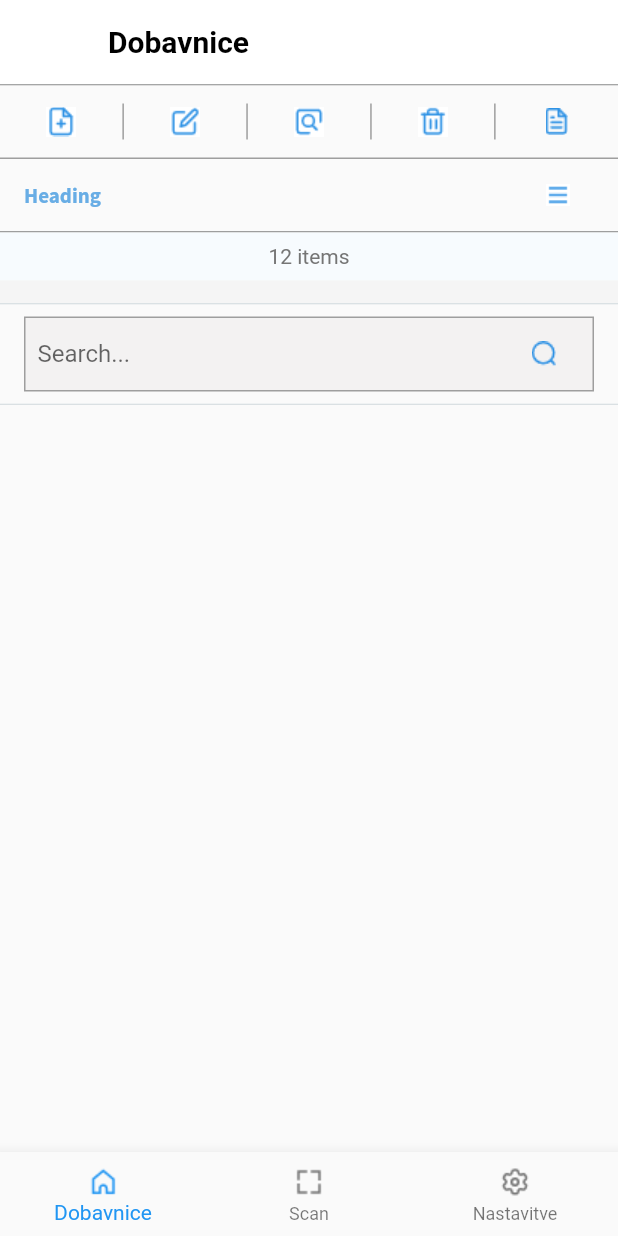
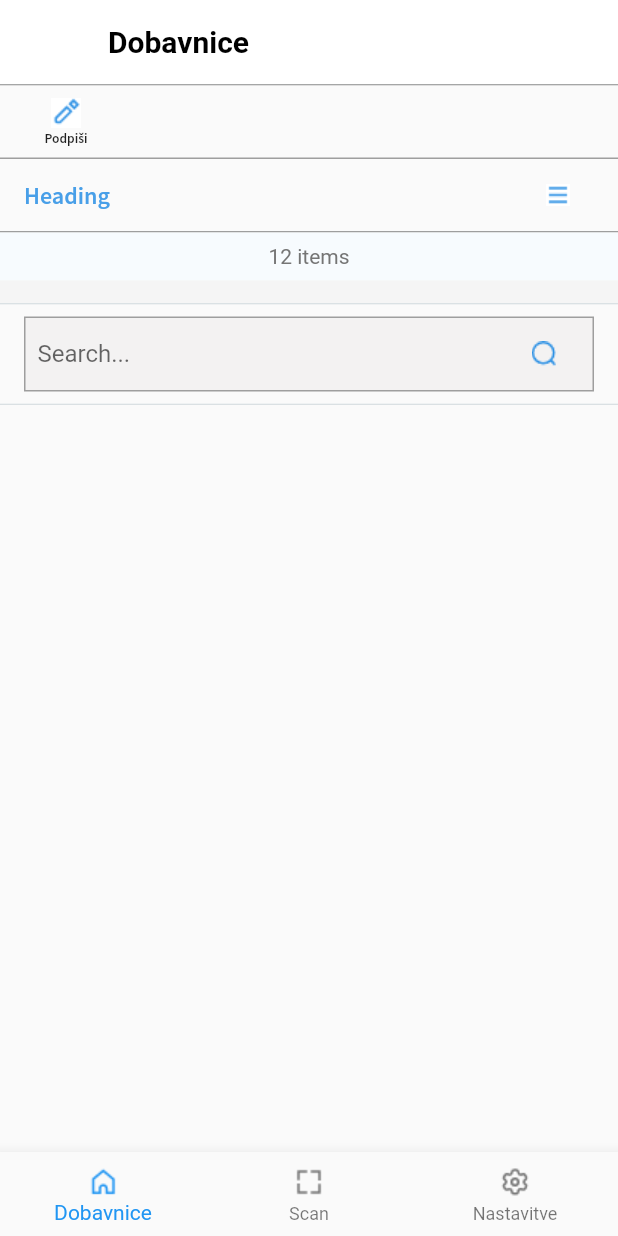
Before and after one commit to MatjazM2020/bsApp, a Flutter app: the DocumentList screen opened directly with empty values, on a phone screen of 412 x 824 dp. Run offline on Flutter 3.47's test engine with Material 2 defaults, Android fonts, the phone set to English and light mode, and no system bars; our stand-ins replace bloc, chopper, get_it, go_router, jwt_decoder, shared_preferences; missing offline and left inert: mobile_scanner; accounts and stored records are empty; generated files the repository leaves out were written again.

```diff
--- a/lib/api/apiRepository.dart
+++ b/lib/core/apiRepository.dart
@@ -48,5 +48,5 @@ class ApiCalls{
         }
       }
     }
- }
+  }
 }
--- a/lib/singletons.dart
+++ b/lib/core/singletons.dart
@@ -3,7 +3,9 @@ import 'package:dobavnice_app/flb_api/output/client_index.dart';
 import 'package:get_it/get_it.dart';
 import 'package:uuid/uuid.dart';
 
+
 GetIt locator = GetIt.instance;
+
 
 void setupLocator() {
   locator.registerSingleton<DobavnicaApi>(
--- a/lib/main.dart
+++ b/lib/main.dart
@@ -1,4 +1,4 @@
-import 'package:dobavnice_app/singletons.dart';
+import 'package:dobavnice_app/core/singletons.dart';
 import 'package:flutter/material.dart';
 import 'package:dobavnice_app/routes/routers.dart';
 
--- /dev/null
+++ b/lib/models/colors.dart
@@ -0,0 +1,8 @@
+import 'package:flutter/material.dart';
+
+class Colors{
+  static const color1 = Color.fromARGB(29, 133, 232, 1);
+  static const color2 = Color.fromARGB(9, 44, 77, 1);
+  static const colorBottomNavBar = Color.fromARGB(46, 146, 229, 1);
+  static const searchBarBackground = Color.fromARGB(220, 225, 235, 1);
+}
--- a/lib/models/constants.dart
+++ b/lib/models/constants.dart
@@ -20,7 +20,7 @@ class Constants{
   static const createNewImgPath = 'assets/images/createNew1.png';
   static const magnifyingGlassPath = 'assets/images/magnifyingGlass.png';
   static const hamburgerPath = 'assets/images/hamburger1.png';
-
+  static const signImgPath = 'assets/images/sign.png';
 
   static const bold = 'SourceSansProBold';
   static const regular = 'SourceSandProRegular';
--- a/lib/routes/routers.dart
+++ b/lib/routes/routers.dart
@@ -3,7 +3,7 @@ import 'package:dobavnice_app/screens/scan_screen.dart';
 import 'package:flutter/material.dart';
 import 'package:go_router/go_router.dart';
 import 'package:dobavnice_app/screens/register.dart';
-import 'package:dobavnice_app/screens/doc_list.dart';
+import 'package:dobavnice_app/screens/document_list.dart';
 import 'package:dobavnice_app/screens/loading_screen.dart';
 
 
--- a/lib/screens/doc_list.dart
+++ b/lib/screens/document_list.dart
@@ -1,13 +1,10 @@
-import 'package:dobavnice_app/api/authInceptor.dart';
-import 'package:dobavnice_app/cubit/document_list_cubit.dart';
 import 'package:dobavnice_app/flb_api/output/dobavnica_api.swagger.dart';
 import 'package:dobavnice_app/models/constants.dart';
 import 'package:dobavnice_app/routes/routers.dart';
 import 'package:flutter/material.dart';
-import 'package:get_it/get_it.dart';
-import 'package:shared_preferences/shared_preferences.dart';
 
 class CustomVerticalDivider extends StatelessWidget {
+  const CustomVerticalDivider({super.key});
   @override
   Widget build(BuildContext context) {
     return Container(
@@ -18,8 +15,26 @@ class CustomVerticalDivider extends StatelessWidget {
   }
 }
 
+IconButton buildIconButton(String imagePath, String buttonText) {
+  return IconButton(
+    onPressed: () {},
+    icon: Column(
+      children: [
+        Image.asset(imagePath),
+        const SizedBox(
+          height: 1,
+        ),
+        Text(
+          buttonText,
+          style: const TextStyle(fontSize: 9, fontFamily: Constants.semiBold),
+        )
+      ],
+    ),
+  );
+}
+
 class DocumentList extends StatelessWidget {
-  DocumentList({super.key, required this.docls});
+  const DocumentList({super.key, required this.docls});
   final List<ClaimDocumentsResponse> docls;
 
   @override
@@ -35,8 +50,9 @@ class DocumentList extends StatelessWidget {
       bottomNavigationBar: BottomNavigationBar(
           items: const <BottomNavigationBarItem>[
             BottomNavigationBarItem(
-                icon: ImageIcon(AssetImage(Constants.homeImgPath)),
-                label: 'Dobavnice', ),
+              icon: ImageIcon(AssetImage(Constants.homeImgPath)),
+              label: 'Dobavnice',
+            ),
             BottomNavigationBarItem(
                 icon: ImageIcon(AssetImage(Constants.scanImgPath)),
                 label: 'Scan'),
@@ -56,35 +72,12 @@ class DocumentList extends StatelessWidget {
       body: Column(
         crossAxisAlignment: CrossAxisAlignment.stretch,
         children: [
-           Divider(height: 1, color: const Color.fromARGB(255, 137, 138, 138)),
+          const Divider(height: 1, color: Color.fromARGB(255, 137, 138, 138)),
           Row(
-            // za videt da je problem v slikah )
-            children: [
-              Expanded(
-                  child: IconButton(
-                      onPressed: () {},
-                      icon: Image.asset(Constants.newItemImgPath))),
-              CustomVerticalDivider(),
-              Expanded(
-                  child: IconButton(
-                      onPressed: () {},
-                      icon: Image.asset(Constants.editImgPath))),
-              CustomVerticalDivider(),
-              Expanded(
-                  child: IconButton(
-                      onPressed: () {},
-                      icon: Image.asset(Constants.displayImgPath))),
-              CustomVerticalDivider(),
-              Expanded(
-                  child: IconButton(
-                      onPressed: () {},
-                      icon: Image.asset(Constants.deleteImgPath))),
-              CustomVerticalDivider(),
-              Expanded(
-                  child: IconButton(
-                      onPressed: () {},
-                      icon: Image.asset(Constants.createNewImgPath))),
-            ],
+           children: [
+            const SizedBox(width:20),
+            buildIconButton(Constants.signImgPath, 'Podpiši'),
+           ],
           ),
           Container(
             padding:
@@ -99,9 +92,11 @@ class DocumentList extends StatelessWidget {
                 const Text(
                   'Heading',
                   style: TextStyle(
-                      color: Color.fromARGB(255, 104, 173, 229),
-                      fontFamily: 'SourceSansProBold',
-                ),),
+                    color: Color(0xff489FE8),
+                    fontFamily: Constants.semiBold,
+                    fontSize: 16,
+                  ),
+                ),
                 const Spacer(),
                 IconButton(
                     onPressed: () {},
@@ -110,8 +105,8 @@ class DocumentList extends StatelessWidget {
             ),
           ),
           Container(
-            padding: EdgeInsets.all(8.0),
-            decoration: BoxDecoration(
+            padding: const EdgeInsets.all(8.0),
+            decoration: const BoxDecoration(
               color: Color.fromARGB(255, 247, 251, 254),
             ),
             child: Center(
@@ -133,7 +128,7 @@ class DocumentList extends StatelessWidget {
             padding: const EdgeInsets.symmetric(horizontal: 8.0),
             decoration: BoxDecoration(
                 border: Border.all(color: Colors.grey),
-                color: Color.fromARGB(255, 243, 242, 242)),
+                color: const Color.fromARGB(255, 243, 242, 242)),
             child: Row(
               children: [
                 Expanded(
--- a/lib/screens/register.dart
+++ b/lib/screens/register.dart
@@ -1,4 +1,4 @@
-import 'package:dobavnice_app/api/apiRepository.dart';
+import 'package:dobavnice_app/core/apiRepository.dart';
 import 'package:dobavnice_app/models/constants.dart';
 import 'package:flutter/material.dart';
 import 'dart:core';
--- a/pubspec.yaml
+++ b/pubspec.yaml
@@ -70,6 +70,7 @@ flutter:
     - assets/images/home1.png
     - assets/images/scan1.png
     - assets/images/settings1.png
+    - assets/images/sign.png
     - assets/images/newItem1.png
     - assets/images/edit1.png
     - assets/images/display1.png
```
Also changed, not shown: lib/cubit/document_list_cubit.dart (deleted, +0 -20 lines), lib/cubit/document_list_state.dart (deleted, +0 -8 lines), lib/logic/cubit/loading_cubit.dart (renamed from lib/cubit/loading_cubit.dart, +7 -3 lines), lib/screens/base_screen.dart (added, +155 -0 lines), lib/screens/loading_screen.dart (+4 -25 lines), lib/screens/scan_screen.dart (+12 -7 lines), lib/widgets/vertical_divider.dart (added, +14 -0 lines), assets/images/sign.png (added), lib/helpers/theme.dart (added), lib/logic/cubit/loading_state.dart (renamed from lib/cubit/loading_state.dart).
